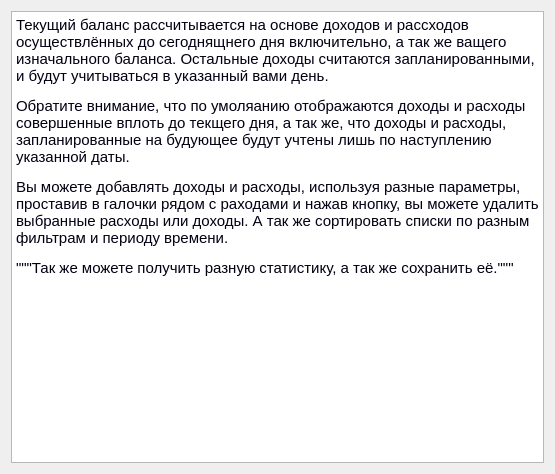
Old version of the form addition_dialog.ui in the repository stepanshustov/financial_assistant.
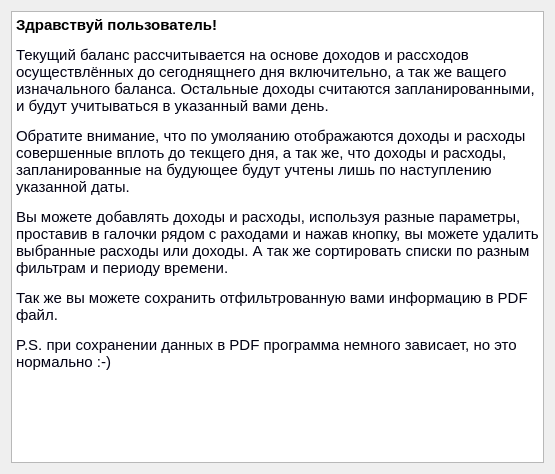
New version of the form.

What changed in the file:
```diff
--- a/addition_dialog.ui
+++ b/addition_dialog.ui
@@ -27,10 +27,13 @@
 &lt;html&gt;&lt;head&gt;&lt;meta name=&quot;qrichtext&quot; content=&quot;1&quot; /&gt;&lt;style type=&quot;text/css&quot;&gt;
 p, li { white-space: pre-wrap; }
 &lt;/style&gt;&lt;/head&gt;&lt;body style=&quot; font-family:'MS Shell Dlg 2'; font-size:8.25pt; font-weight:400; font-style:normal;&quot;&gt;
+&lt;p style=&quot; margin-top:12px; margin-bottom:12px; margin-left:0px; margin-right:0px; -qt-block-indent:0; text-indent:0px;&quot;&gt;&lt;span style=&quot; font-size:11pt; font-weight:600;&quot;&gt;Здравствуй пользователь!&lt;/span&gt;&lt;/p&gt;
 &lt;p style=&quot; margin-top:12px; margin-bottom:12px; margin-left:0px; margin-right:0px; -qt-block-indent:0; text-indent:0px;&quot;&gt;&lt;span style=&quot; font-size:11pt; color:#000012;&quot;&gt;Текущий баланс рассчитывается на основе доходов и рассходов осуществлённых до сегоднящнего дня включительно, а так же ващего изначального баланса. Остальные доходы считаются запланированными, и будут учитываться в указанный вами день.&lt;/span&gt;&lt;/p&gt;
 &lt;p style=&quot; margin-top:12px; margin-bottom:12px; margin-left:0px; margin-right:0px; -qt-block-indent:0; text-indent:0px;&quot;&gt;&lt;span style=&quot; font-size:11pt; color:#000012;&quot;&gt;Обратите внимание, что по умоляанию отображаются доходы и расходы совершенные вплоть до текщего дня, а так же, что доходы и расходы, запланированные на будующее будут учтены лишь по наступлению указанной даты.&lt;/span&gt;&lt;/p&gt;
-&lt;p style=&quot; margin-top:12px; margin-bottom:12px; margin-left:0px; margin-right:0px; -qt-block-indent:0; text-indent:0px;&quot;&gt;&lt;span style=&quot; font-size:11pt; color:#000012;&quot;&gt;Вы можете добавлять доходы и расходы, используя разные параметры, проставив в галочки рядом с раходами и нажав кнопку, вы можете удалить выбранные расходы или доходы. А так же сортировать списки по разным фильтрам и периоду времени.&lt;/span&gt;&lt;/p&gt;
-&lt;p style=&quot; margin-top:12px; margin-bottom:12px; margin-left:0px; margin-right:0px; -qt-block-indent:0; text-indent:0px;&quot;&gt;&lt;span style=&quot; font-size:11pt; color:#000012;&quot;&gt;&amp;quot;&amp;quot;&amp;quot;Так же можете получить разную статистику, а так же сохранить её.&amp;quot;&amp;quot;&amp;quot;&lt;/span&gt;&lt;/p&gt;
+&lt;p style=&quot; margin-top:12px; margin-bottom:12px; margin-left:0px; margin-right:0px; -qt-block-indent:0; text-indent:0px;&quot;&gt;&lt;span style=&quot; font-size:11pt; color:#000012;&quot;&gt;Вы можете добавлять доходы и расходы, используя разные параметры, проставив в галочки рядом с раходами и нажав кнопку, вы можете удалить выбранные расходы или доходы. А так же сортировать списки по разным фильтрам и периоду времени. &lt;/span&gt;&lt;/p&gt;
+&lt;p style=&quot; margin-top:12px; margin-bottom:12px; margin-left:0px; margin-right:0px; -qt-block-indent:0; text-indent:0px;&quot;&gt;&lt;span style=&quot; font-size:11pt; color:#000012;&quot;&gt;Так же вы можете сохранить отфильтрованную вами информацию в PDF файл.&lt;/span&gt;&lt;/p&gt;
+&lt;p style=&quot; margin-top:12px; margin-bottom:12px; margin-left:0px; margin-right:0px; -qt-block-indent:0; text-indent:0px;&quot;&gt;&lt;span style=&quot; font-size:11pt; color:#000012;&quot;&gt;P.S. при сохранении данных в PDF программа немного зависает, но это нормально :-)&lt;/span&gt;&lt;/p&gt;
+&lt;p style=&quot;-qt-paragraph-type:empty; margin-top:12px; margin-bottom:12px; margin-left:0px; margin-right:0px; -qt-block-indent:0; text-indent:0px; font-size:11pt; color:#000012;&quot;&gt;&lt;br /&gt;&lt;/p&gt;
 &lt;p style=&quot; margin-top:12px; margin-bottom:12px; margin-left:0px; margin-right:0px; -qt-block-indent:0; text-indent:0px;&quot;&gt;&lt;span style=&quot; color:#000012;&quot;&gt;&lt;br /&gt;&lt;/span&gt;&lt;/p&gt;&lt;/body&gt;&lt;/html&gt;</string>
      </property>
     </widget>
```
Left out of the diff: 2 changed lines with no effect on the pictures.
